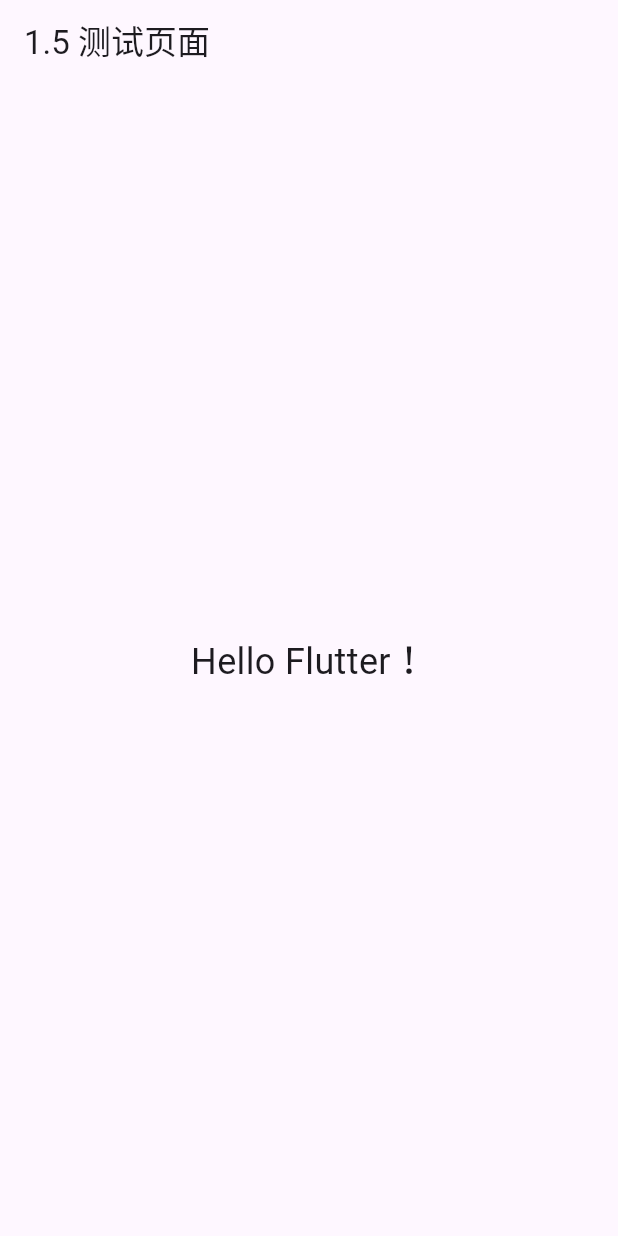
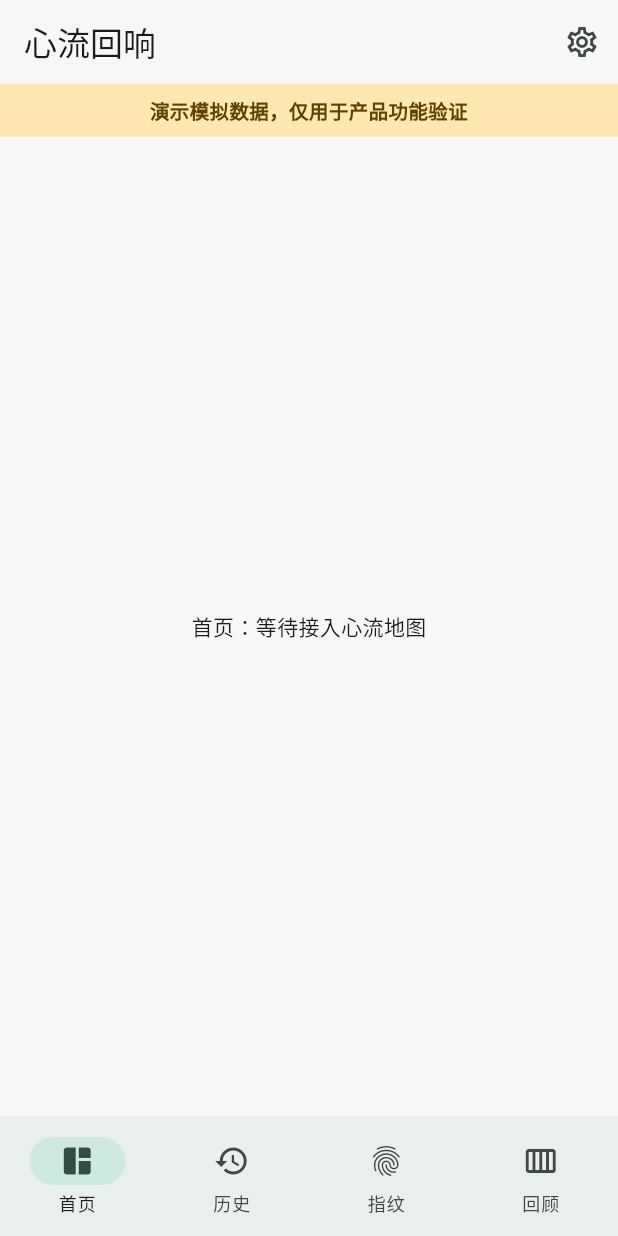
Before and after one commit to JackyMa2007/flow_echo, a Flutter app: the screen it shows after launch, on a phone screen of 412 x 824 dp. Run offline on Flutter 3.47's test engine with Material 3 defaults, Android fonts, the phone set to English and light mode, and no system bars; our stand-ins replace flutter_riverpod, go_router.

Commit message:
feat: add app shell and navigation skeleton

```diff
--- /dev/null
+++ b/lib/app.dart
@@ -0,0 +1,21 @@
+import 'package:flutter/material.dart';
+import 'package:flutter_riverpod/flutter_riverpod.dart';
+
+import 'core/router.dart';
+import 'core/theme.dart';
+
+class FlowEchoApp extends ConsumerWidget {
+  const FlowEchoApp({super.key});
+
+  @override
+  Widget build(BuildContext context, WidgetRef ref) {
+    final router = ref.watch(routerProvider);
+
+    return MaterialApp.router(
+      title: '心流回响',
+      debugShowCheckedModeBanner: false,
+      theme: buildAppTheme(),
+      routerConfig: router,
+    );
+  }
+}
--- /dev/null
+++ b/lib/app_shell.dart
@@ -0,0 +1,63 @@
+import 'package:flutter/material.dart';
+import 'package:go_router/go_router.dart';
+
+import 'features/common/simulation_data_banner.dart';
+
+class AppShell extends StatelessWidget {
+  const AppShell({super.key, required this.navigationShell});
+
+  final StatefulNavigationShell navigationShell;
+
+  @override
+  Widget build(BuildContext context) {
+    return Scaffold(
+      appBar: AppBar(
+        title: const Text('心流回响'),
+        actions: [
+          IconButton(
+            tooltip: '设置',
+            onPressed: () => context.push('/settings'),
+            icon: const Icon(Icons.settings_outlined),
+          ),
+        ],
+      ),
+      body: Column(
+        children: [
+          const SimulationDataBanner(),
+          Expanded(child: navigationShell),
+        ],
+      ),
+      bottomNavigationBar: NavigationBar(
+        selectedIndex: navigationShell.currentIndex,
+        onDestinationSelected: (index) {
+          navigationShell.goBranch(
+            index,
+            initialLocation: index == navigationShell.currentIndex,
+          );
+        },
+        destinations: const [
+          NavigationDestination(
+            icon: Icon(Icons.space_dashboard_outlined),
+            selectedIcon: Icon(Icons.space_dashboard),
+            label: '首页',
+          ),
+          NavigationDestination(
+            icon: Icon(Icons.history_outlined),
+            selectedIcon: Icon(Icons.history),
+            label: '历史',
+          ),
+          NavigationDestination(
+            icon: Icon(Icons.fingerprint_outlined),
+            selectedIcon: Icon(Icons.fingerprint),
+            label: '指纹',
+          ),
+          NavigationDestination(
+            icon: Icon(Icons.calendar_view_week_outlined),
+            selectedIcon: Icon(Icons.calendar_view_week),
+            label: '回顾',
+          ),
+        ],
+      ),
+    );
+  }
+}
--- /dev/null
+++ b/lib/core/router.dart
@@ -0,0 +1,57 @@
+import 'package:flutter_riverpod/flutter_riverpod.dart';
+import 'package:go_router/go_router.dart';
+
+import '../app_shell.dart';
+import '../features/fingerprint/fingerprint_page.dart';
+import '../features/history/history_page.dart';
+import '../features/home/home_page.dart';
+import '../features/review/weekly_review_page.dart';
+import '../features/settings/settings_page.dart';
+
+final routerProvider = Provider<GoRouter>((ref) {
+  return GoRouter(
+    initialLocation: '/',
+    routes: [
+      StatefulShellRoute.indexedStack(
+        builder: (context, state, navigationShell) {
+          return AppShell(navigationShell: navigationShell);
+        },
+        branches: [
+          StatefulShellBranch(
+            routes: [
+              GoRoute(path: '/', builder: (context, state) => const HomePage()),
+            ],
+          ),
+          StatefulShellBranch(
+            routes: [
+              GoRoute(
+                path: '/history',
+                builder: (context, state) => const HistoryPage(),
+              ),
+            ],
+          ),
+          StatefulShellBranch(
+            routes: [
+              GoRoute(
+                path: '/fingerprint',
+                builder: (context, state) => const FingerprintPage(),
+              ),
+            ],
+          ),
+          StatefulShellBranch(
+            routes: [
+              GoRoute(
+                path: '/review',
+                builder: (context, state) => const WeeklyReviewPage(),
+              ),
+            ],
+          ),
+        ],
+      ),
+      GoRoute(
+        path: '/settings',
+        builder: (context, state) => const SettingsPage(),
+      ),
+    ],
+  );
+});
--- /dev/null
+++ b/lib/core/theme.dart
@@ -0,0 +1,16 @@
+import 'package:flutter/material.dart';
+
+ThemeData buildAppTheme() {
+  const seed = Color(0xFF356B5B);
+
+  return ThemeData(
+    useMaterial3: true,
+    colorScheme: ColorScheme.fromSeed(seedColor: seed),
+    scaffoldBackgroundColor: const Color(0xFFF7F8F6),
+    appBarTheme: const AppBarTheme(
+      centerTitle: false,
+      backgroundColor: Color(0xFFF7F8F6),
+      surfaceTintColor: Colors.transparent,
+    ),
+  );
+}
--- /dev/null
+++ b/lib/features/common/simulation_data_banner.dart
@@ -0,0 +1,23 @@
+import 'package:flutter/material.dart';
+
+class SimulationDataBanner extends StatelessWidget {
+  const SimulationDataBanner({super.key});
+
+  @override
+  Widget build(BuildContext context) {
+    return Container(
+      width: double.infinity,
+      color: const Color(0xFFFFE7B3),
+      padding: const EdgeInsets.symmetric(horizontal: 16, vertical: 8),
+      child: const Text(
+        '演示模拟数据，仅用于产品功能验证',
+        textAlign: TextAlign.center,
+        style: TextStyle(
+          color: Color(0xFF5C4300),
+          fontSize: 13,
+          fontWeight: FontWeight.w600,
+        ),
+      ),
+    );
+  }
+}
--- /dev/null
+++ b/lib/features/fingerprint/fingerprint_page.dart
@@ -0,0 +1,10 @@
+import 'package:flutter/material.dart';
+
+class FingerprintPage extends StatelessWidget {
+  const FingerprintPage({super.key});
+
+  @override
+  Widget build(BuildContext context) {
+    return const Center(child: Text('心流指纹：等待接入本地推理'));
+  }
+}
--- /dev/null
+++ b/lib/features/history/history_page.dart
@@ -0,0 +1,10 @@
+import 'package:flutter/material.dart';
+
+class HistoryPage extends StatelessWidget {
+  const HistoryPage({super.key});
+
+  @override
+  Widget build(BuildContext context) {
+    return const Center(child: Text('历史：等待接入状态记录'));
+  }
+}
--- /dev/null
+++ b/lib/features/home/home_page.dart
@@ -0,0 +1,10 @@
+import 'package:flutter/material.dart';
+
+class HomePage extends StatelessWidget {
+  const HomePage({super.key});
+
+  @override
+  Widget build(BuildContext context) {
+    return const Center(child: Text('首页：等待接入心流地图'));
+  }
+}
--- /dev/null
+++ b/lib/features/review/weekly_review_page.dart
@@ -0,0 +1,10 @@
+import 'package:flutter/material.dart';
+
+class WeeklyReviewPage extends StatelessWidget {
+  const WeeklyReviewPage({super.key});
+
+  @override
+  Widget build(BuildContext context) {
+    return const Center(child: Text('周回顾：等待接入 7 天数据'));
+  }
+}
--- /dev/null
+++ b/lib/features/settings/settings_page.dart
@@ -0,0 +1,13 @@
+import 'package:flutter/material.dart';
+
+class SettingsPage extends StatelessWidget {
+  const SettingsPage({super.key});
+
+  @override
+  Widget build(BuildContext context) {
+    return Scaffold(
+      appBar: AppBar(title: const Text('设置')),
+      body: const Center(child: Text('设置：等待接入预算和隐私选项')),
+    );
+  }
+}
--- a/lib/main.dart
+++ b/lib/main.dart
@@ -1,35 +1,9 @@
 import 'package:flutter/material.dart';
+import 'package:flutter_riverpod/flutter_riverpod.dart';
+
+import 'app.dart';
 
 void main() {
-  runApp(const MyApp());
+  WidgetsFlutterBinding.ensureInitialized();
+  runApp(const ProviderScope(child: FlowEchoApp()));
 }
-
-class MyApp extends StatelessWidget {
-  const MyApp({super.key});
-
-  @override
-  Widget build(BuildContext context) {
-    return MaterialApp(
-      title: '第一个项目',
-      theme: ThemeData(primarySwatch: Colors.blue),
-      home: const HomePage(),
-    );
-  }
-}
-
-class HomePage extends StatelessWidget {
-  const HomePage({super.key});
-
-  @override
-  Widget build(BuildContext context) {
-    return Scaffold(
-      appBar: AppBar(title: const Text("1.5 测试页面")),
-      body: const Center(
-        child: Text(
-          "Hello Flutter！",
-          style: TextStyle(fontSize: 24),
-        ),
-      ),
-    );
-  }
-}
```
Also changed, not shown: 1 other file.
